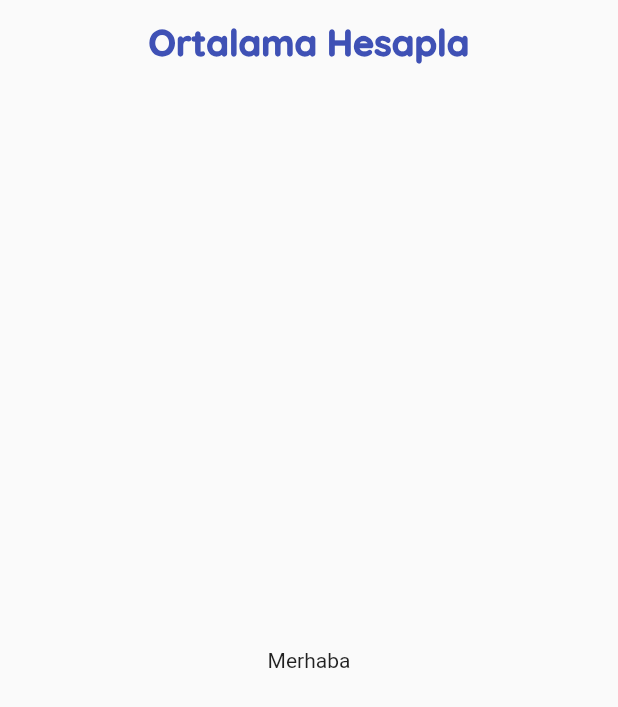
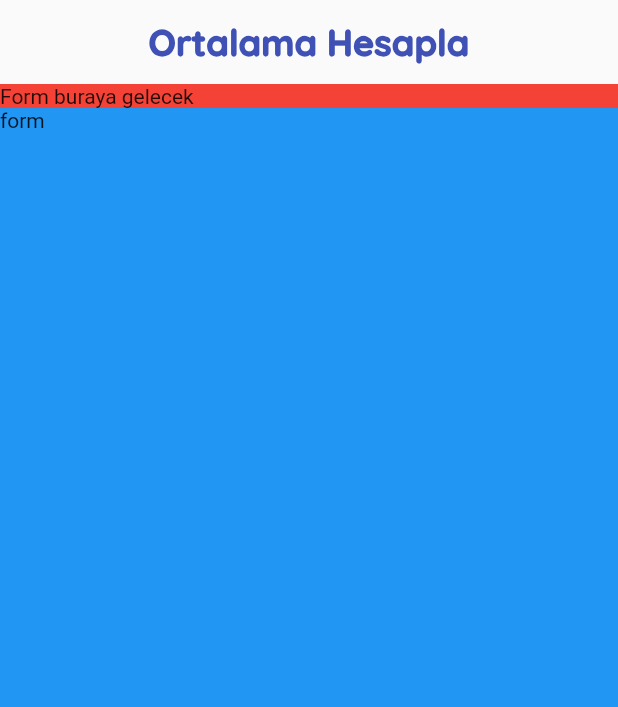
Before and after one commit to eyupGuc/Dinamik-Not-Hesaplama, a Flutter app: the screen it shows after launch, on a phone screen of 412 x 824 dp. Shown: the top 707 px of the screen. Run offline on Flutter 3.47's test engine with Material 2 defaults, Android fonts, the light colour scheme and no system bars; our stand-ins replace google_fonts.

Commit message:
I saw the big picture

```diff
--- a/lib/widgets/ortalama_hesapla_page.dart
+++ b/lib/widgets/ortalama_hesapla_page.dart
@@ -22,9 +22,19 @@ class _OrtalamaHesaplaPageState extends State<OrtalamaHesaplaPage> {
             ),
           ),
         ),
-      body: const Center(
-        child: Text('Merhaba'),
+        body: Column(
+          crossAxisAlignment: CrossAxisAlignment.stretch,
+          children: [
+            Container(
+              child: Text('Form buraya gelecek'),
+              color: Colors.red,
             ),
-    );
+            Expanded(
+                child: Container(
+              child: Text('form'),
+              color: Colors.blue,
+            ))
+          ],
+        ));
   }
 }
```
Lines whose indentation alone changed are shown as unchanged.
